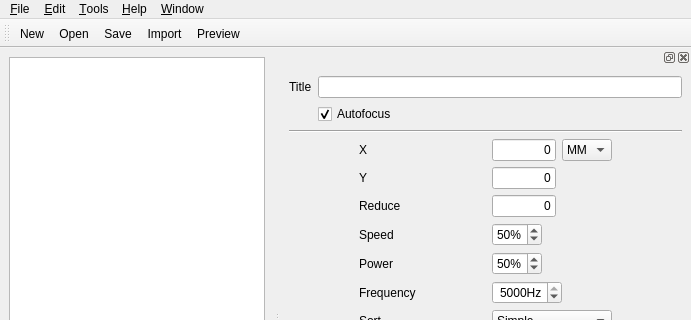
First picture: the form in src/gui/CtrlCut.ui, repository kallaballa/ctrl-cut, before the edit; both pictures show x 0 to 691 and y 0 to 320 of the 691 by 615 pixel window.
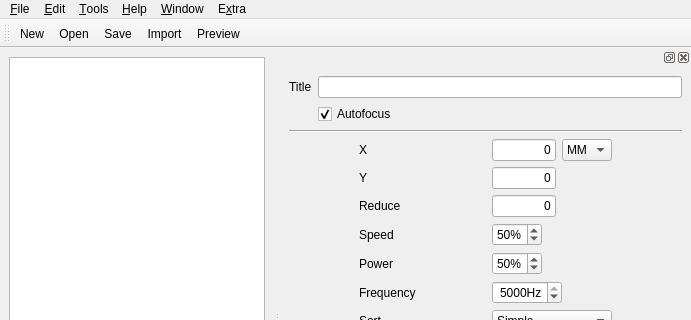
Second picture: the form after the edit. Icons and pictures are not drawn. Custom widgets are drawn as their Qt base class.

Commit message: implemented send to file

```diff
--- a/src/gui/CtrlCut.ui
+++ b/src/gui/CtrlCut.ui
@@ -100,11 +100,18 @@
     </property>
     <addaction name="windowShowPropertiesAction"/>
    </widget>
+   <widget class="QMenu" name="menuDebug">
+    <property name="title">
+     <string>E&amp;xtra</string>
+    </property>
+    <addaction name="sendToFileAction"/>
+   </widget>
    <addaction name="fileMenu"/>
    <addaction name="editMenu"/>
    <addaction name="menuTools"/>
    <addaction name="menuHelp"/>
    <addaction name="menuWindow"/>
+   <addaction name="menuDebug"/>
   </widget>
   <widget class="QStatusBar" name="statusbar"/>
   <widget class="QToolBar" name="toolBar">
```
Left out of the diff: 8 changed lines with no effect on the pictures. The commit also changes 2 other files.
